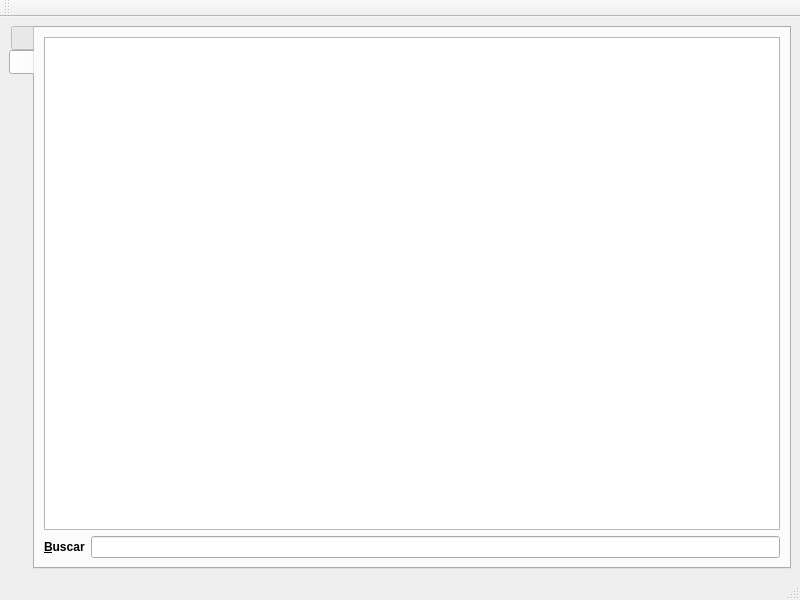
Above: esquipulaspy/ui/kardex.ui from armonge/EsquipulasPy before the change. Below: the same form after it.
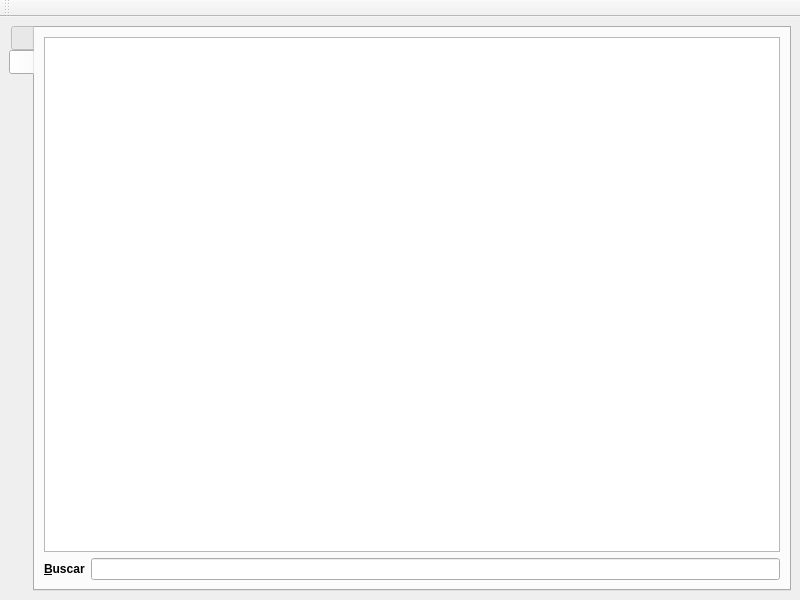
That is the form after the change. Icons and pictures are not drawn.

Commit message: -Edite los formularios de inventario para quitarles la status bar, cuando estan en modo MDI muestran el del MDI y el suyo aun cuando solo utilizan el del MDI asi que estaban de más -Edite pyuicompiler.sh para que la ruta del log no estuviera hardcoded, ahora usa la variable $HOME en lugar de '/home/marcos/' -En liquidacion ya se pueden borrar lineas del modelo de cuentas -Ahora en liquidacion el boton para mostrar u ocultar los totales no se mueve cuando se muestra el de editar cuentas contables

What changed in the file:
```diff
--- a/esquipulaspy/ui/kardex.ui
+++ b/esquipulaspy/ui/kardex.ui
@@ -213,7 +213,6 @@
     </item>
    </layout>
   </widget>
-  <widget class="QStatusBar" name="statusbar"/>
   <widget class="QToolBar" name="toolBar">
    <property name="windowTitle">
     <string>toolBar</string>
```
Left out of the diff: 9 changed lines with no effect on the pictures. The commit also changes 12 other files.
